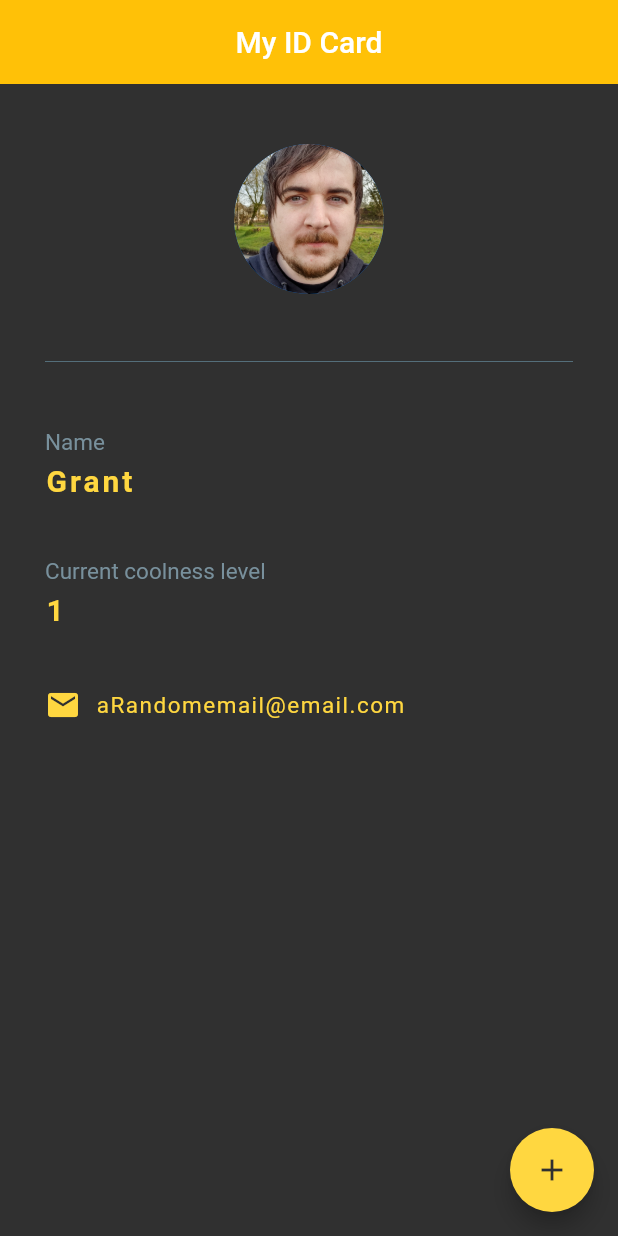
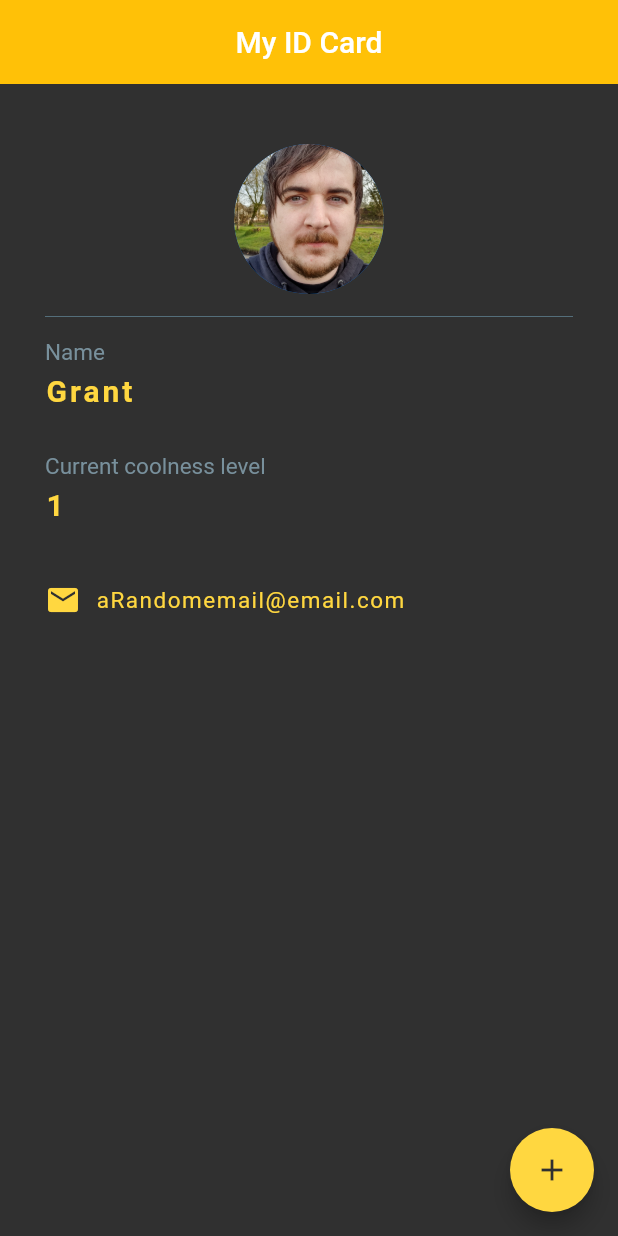
Before and after one commit to Grant-Shaw/Flutter-Practice-App, a Flutter app: the screen it shows after launch, after a tap on the "add" icon, on a phone screen of 412 x 824 dp. Run offline on Flutter 3.47's test engine with Material 2 defaults, Android fonts, the phone set to English and light mode, and no system bars.

Commit message:
Practice App finished

```diff
--- a/lib/main.dart
+++ b/lib/main.dart
@@ -16,8 +16,6 @@ class _IdCardState extends State<IdCard> {
   int coolnessNum = 0;
 
 
-
-
   //The Widget tree
 
   @override
@@ -32,7 +30,7 @@ class _IdCardState extends State<IdCard> {
       ),
       floatingActionButton: FloatingActionButton(
         onPressed: () {
-          setState(() {
+          setState(() {           //needed every time a value is changed
             coolnessNum += 1;
           });
         },
@@ -52,7 +50,7 @@ class _IdCardState extends State<IdCard> {
               ),
             ),
             Divider(
-              height: 90,
+              height: 30,
               color: Colors.blueGrey[600],
             ),
             Text('Name',
@@ -71,7 +69,7 @@ class _IdCardState extends State<IdCard> {
                 fontSize: 20,
               ),
             ),
-            SizedBox(height: 40),
+            SizedBox(height: 30),
             Text('Current coolness level',
               style: TextStyle(
               color: Colors.blueGrey[400],
```
